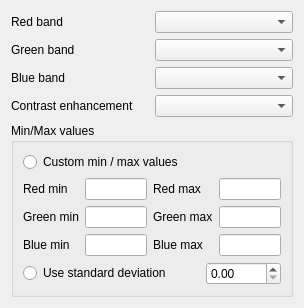
Old version of the form src/ui/qgsmultibandcolorrendererwidgetbase.ui in the repository kadas-albireo/kadas-albireo.
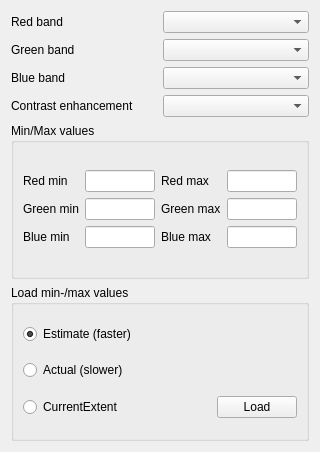
New version of the form.

Commit message: Contrast enhancement functions for multiband color renderer widget

What changed in the file:
```diff
--- a/src/ui/qgsmultibandcolorrendererwidgetbase.ui
+++ b/src/ui/qgsmultibandcolorrendererwidgetbase.ui
@@ -6,14 +6,14 @@
    <rect>
     <x>0</x>
     <y>0</y>
-    <width>304</width>
-    <height>305</height>
+    <width>320</width>
+    <height>452</height>
    </rect>
   </property>
   <property name="windowTitle">
    <string>Form</string>
   </property>
-  <layout class="QGridLayout" name="gridLayout_4">
+  <layout class="QGridLayout" name="gridLayout_5">
    <item row="0" column="0">
     <layout class="QGridLayout" name="gridLayout">
      <item row="0" column="0">
@@ -46,36 +46,25 @@
      <item row="2" column="1">
       <widget class="QComboBox" name="mBlueBandComboBox"/>
      </item>
-    </layout>
-   </item>
-   <item row="1" column="0">
-    <layout class="QHBoxLayout" name="horizontalLayout">
-     <item>
+     <item row="3" column="0">
       <widget class="QLabel" name="mContrastEnhancementAlgorithmLabel">
        <property name="text">
         <string>Contrast enhancement</string>
        </property>
       </widget>
      </item>
-     <item>
+     <item row="3" column="1">
       <widget class="QComboBox" name="mContrastEnhancementAlgorithmComboBox"/>
      </item>
     </layout>
    </item>
-   <item row="2" column="0">
+   <item row="1" column="0">
     <widget class="QGroupBox" name="mMinMaxGroupBox">
      <property name="title">
       <string>Min/Max values</string>
      </property>
      <layout class="QGridLayout" name="gridLayout_3">
       <item row="0" column="0">
-       <widget class="QRadioButton" name="mCustomMinMaxRadioButton">
-        <property name="text">
-         <string>Custom min / max values</string>
-        </property>
-       </widget>
-      </item>
-      <item row="1" column="0">
        <layout class="QGridLayout" name="gridLayout_2">
         <item row="0" column="0">
          <widget class="QLabel" name="mRedMinLabel">
@@ -307,41 +296,84 @@
         </item>
        </layout>
       </item>
+     </layout>
+    </widget>
+   </item>
+   <item row="2" column="0">
+    <widget class="QGroupBox" name="mLoadMinMaxValuesGroupBox">
+     <property name="title">
+      <string>Load min-/max values</string>
+     </property>
+     <layout class="QGridLayout" name="gridLayout_4">
+      <item row="0" column="0">
+       <widget class="QRadioButton" name="mEstimateRadioButton">
+        <property name="text">
+         <string>Estimate (faster)</string>
+        </property>
+        <property name="checked">
+         <bool>true</bool>
+        </property>
+       </widget>
+      </item>
+      <item row="0" column="1" colspan="2">
+       <spacer name="horizontalSpacer_3">
+        <property name="orientation">
+         <enum>Qt::Horizontal</enum>
+        </property>
+        <property name="sizeHint" stdset="0">
+         <size>
+          <width>254</width>
+          <height>20</height>
+         </size>
+        </property>
+       </spacer>
+      </item>
+      <item row="1" column="0">
+       <widget class="QRadioButton" name="mActualRadioButton">
+        <property name="text">
+         <string>Actual (slower)</string>
+        </property>
+       </widget>
+      </item>
+      <item row="1" column="1" colspan="2">
+       <spacer name="horizontalSpacer_2">
+        <property name="orientation">
+         <enum>Qt::Horizontal</enum>
+        </property>
+        <property name="sizeHint" stdset="0">
+         <size>
+          <width>254</width>
+          <height>20</height>
+         </size>
+        </property>
+       </spacer>
+      </item>
       <item row="2" column="0">
-       <layout class="QHBoxLayout" name="horizontalLayout_2">
-        <item>
-         <widget class="QRadioButton" name="mStandardDeviationRadioButton">
-          <property name="text">
-           <string>Use standard deviation</string>
-          </property>
-         </widget>
-        </item>
-        <item>
-         <widget class="QDoubleSpinBox" name="mStandardDeviationSpinBox">
-          <property name="sizePolicy">
-           <sizepolicy hsizetype="Minimum" vsizetype="Fixed">
-            <horstretch>0</horstretch>
-            <verstretch>0</verstretch>
-           </sizepolicy>
-          </property>
-          <property name="maximumSize">
-           <size>
-            <width>75</width>
-            <height>16777215</height>
-           </size>
-          </property>
-          <property name="maximum">
-           <double>10.000000000000000</double>
-          </property>
-          <property name="singleStep">
-           <double>0.100000000000000</double>
-          </property>
-          <property name="value">
-           <double>0.000000000000000</double>
-          </property>
-         </widget>
-        </item>
-       </layout>
+       <widget class="QRadioButton" name="mCurrentExtentRadioButton">
+        <property name="text">
+         <string>CurrentExtent</string>
+        </property>
+       </widget>
+      </item>
+      <item row="2" column="1">
+       <spacer name="horizontalSpacer">
+        <property name="orientation">
+         <enum>Qt::Horizontal</enum>
+        </property>
+        <property name="sizeHint" stdset="0">
+         <size>
+          <width>197</width>
+          <height>20</height>
+         </size>
+        </property>
+       </spacer>
+      </item>
+      <item row="2" column="2">
+       <widget class="QPushButton" name="mLoadPushButton">
+        <property name="text">
+         <string>Load</string>
+        </property>
+       </widget>
       </item>
      </layout>
     </widget>
```
The commit also changes 6 other files.
